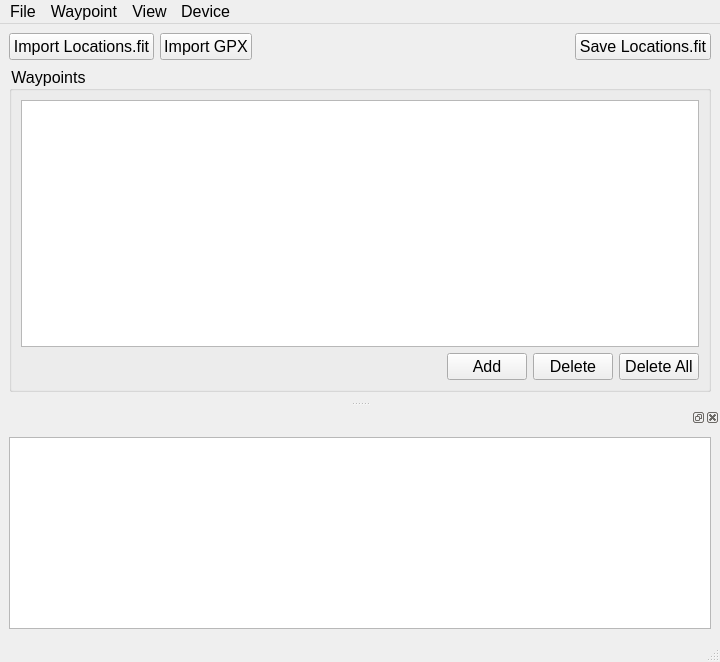
The window that src/main/python/location_tool/ui_layouts/main_window.ui (rootrootde/LocationsFITTool) describes before a commit, drawn with Qt 5.
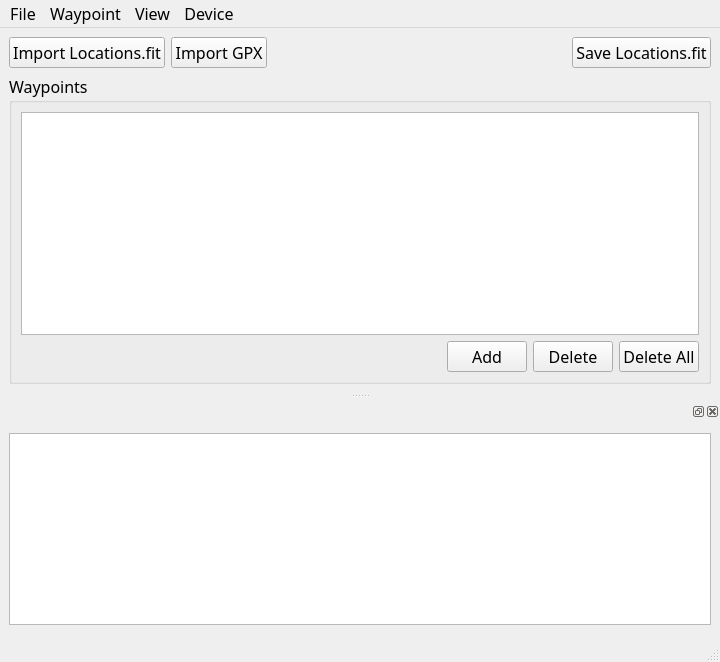
The same window after the commit.

Patch:
```diff
--- a/src/main/python/location_tool/ui_layouts/main_window.ui
+++ b/src/main/python/location_tool/ui_layouts/main_window.ui
@@ -22,12 +22,12 @@
   <property name="styleSheet">
    <string notr="true">QWidget {
         font-family: &quot;SF Pro&quot;;
-        font-size: 12pt;
+        
         }
 
         QTextEdit {
         font-family: &quot;SF Mono&quot;;
-        font-size: 11pt;
+        
         }
 </string>
   </property>
```
